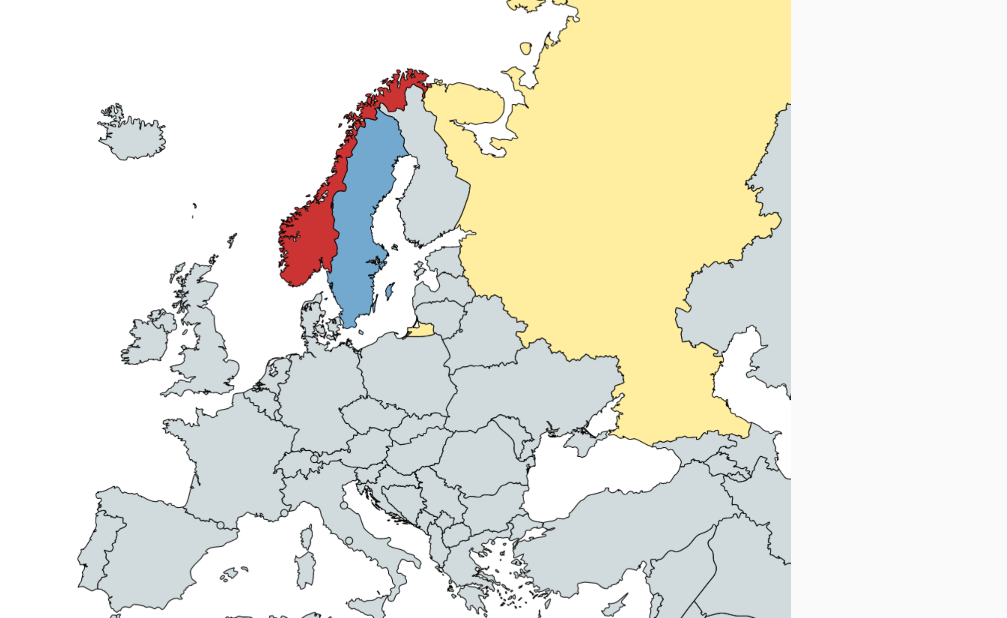
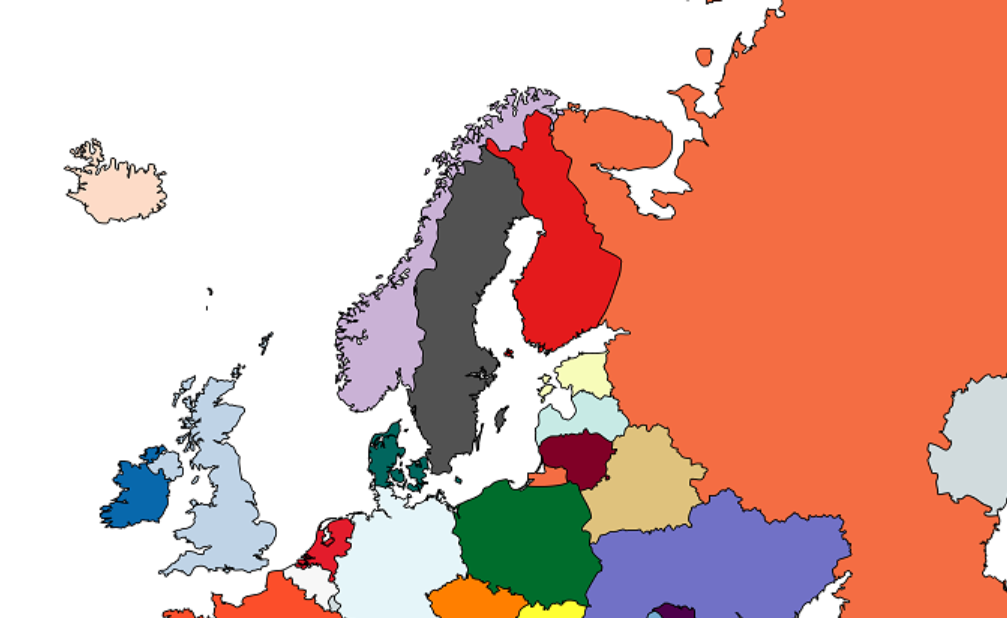
Before and after one commit to gorynalexander/TestTaskOxiwyle, an Android app: the screen it shows after launch (MainActivity), on a phone screen of 824 x 412 dp (held sideways). Shown: the whole screen, without its empty margins (229-1236 px from the left). Run offline under Robolectric (Android 15) with nearby library versions, the phone set to English and light mode, and no system bars.

Commit message:
Обработка карты, клик определяет страну и выводит диалог

```diff
--- a/app/build.gradle
+++ b/app/build.gradle
@@ -2,7 +2,7 @@ apply plugin: 'com.android.application'
 
 android {
     compileSdkVersion 26
-    buildToolsVersion "26.0.1"
+    buildToolsVersion "26.0.2"
     defaultConfig {
         applicationId "com.goryn.testtaskeuropemap"
         minSdkVersion 15
@@ -25,6 +25,5 @@ dependencies {
         exclude group: 'com.android.support', module: 'support-annotations'
     })
     compile 'com.android.support:appcompat-v7:26.+'
-    compile 'com.android.support.constraint:constraint-layout:1.0.2'
     testCompile 'junit:junit:4.12'
 }
--- /dev/null
+++ b/app/src/main/java/com/goryn/testtaskeuropemap/Constants.java
@@ -0,0 +1,57 @@
+package com.goryn.testtaskeuropemap;
+
+import java.util.HashMap;
+import java.util.Map;
+
+
+public class Constants {
+    public static final Map<String, String> COUNTRIES_MAP = new HashMap<>();
+    static {
+        COUNTRIES_MAP.put("#f46d43", "Russia");
+        COUNTRIES_MAP.put("#7171c6", "Ukraine");
+        COUNTRIES_MAP.put("#ffff33", "Slovakia");
+        COUNTRIES_MAP.put("#8c6bb1", "Georgia");
+        COUNTRIES_MAP.put("#b2182b", "Azerbaijan");
+        COUNTRIES_MAP.put("#feb24c", "Armenia");
+        COUNTRIES_MAP.put("#004529", "Turkey");
+        COUNTRIES_MAP.put("#cc3333", "Cyprus");
+        COUNTRIES_MAP.put("#99d8c9", "Greece");
+        COUNTRIES_MAP.put("#b30000", "Bulgaria");
+        COUNTRIES_MAP.put("#4d004b", "Moldavia");
+        COUNTRIES_MAP.put("#006d2c", "Poland");
+        COUNTRIES_MAP.put("#cab2d6", "Norway");
+        COUNTRIES_MAP.put("#525252", "Sweden");
+        COUNTRIES_MAP.put("#e41a1c", "Finland");
+        COUNTRIES_MAP.put("#f7fcb9", "Estonia");
+        COUNTRIES_MAP.put("#c7eae5", "Latvia");
+        COUNTRIES_MAP.put("#800026", "Lithuania");
+        COUNTRIES_MAP.put("#dfc27d", "Belarus");
+        COUNTRIES_MAP.put("#fdbb84", "Spain");
+        COUNTRIES_MAP.put("#969696", "Portugal");
+        COUNTRIES_MAP.put("#fc4e2a", "France");
+        COUNTRIES_MAP.put("#bfd3e6", "GreatBritain");
+        COUNTRIES_MAP.put("#ffffbf", "Italy");
+        COUNTRIES_MAP.put("#238443", "Bosnia and Herzegovina");
+        COUNTRIES_MAP.put("#74a9cf", "Romania");
+        COUNTRIES_MAP.put("#4393c3", "Austria");
+        COUNTRIES_MAP.put("#e5f5f9", "Germany");
+        COUNTRIES_MAP.put("#ffa07a", "Croatia");
+        COUNTRIES_MAP.put("#fdb462", "Albania");
+        COUNTRIES_MAP.put("#f7f7f7", "Belgium");
+        COUNTRIES_MAP.put("#e31c2c", "Netherlands");
+        COUNTRIES_MAP.put("#01665e", "Denmark");
+        COUNTRIES_MAP.put("#ff7f00", "Czech Republic");
+        COUNTRIES_MAP.put("#ef6548", "Switzerland");
+        COUNTRIES_MAP.put("#8c510a", "Kosovo");
+        COUNTRIES_MAP.put("#4575b4", "FYROM");
+        COUNTRIES_MAP.put("#7f0000", "Slovenia");
+        COUNTRIES_MAP.put("#41ae76", "Montenegro");
+        COUNTRIES_MAP.put("#71c671", "Serbia");
+        COUNTRIES_MAP.put("#33a02c", "Hungary");
+        COUNTRIES_MAP.put("#0868ac", "Ireland");
+        COUNTRIES_MAP.put("#fddbc7", "Iceland");
+
+
+    }
+
+}
--- /dev/null
+++ b/app/src/main/res/layout-land/activity_main.xml
@@ -0,0 +1,26 @@
+<?xml version="1.0" encoding="utf-8"?>
+<LinearLayout xmlns:android="http://schemas.android.com/apk/res/android"
+    android:layout_width="match_parent"
+    android:layout_height="match_parent"
+    android:orientation="vertical"
+
+    >
+
+    <HorizontalScrollView
+        android:id="@+id/sv_horizontal"
+        android:layout_width="wrap_content"
+        android:layout_height="wrap_content">
+
+        <ScrollView
+            android:id="@+id/sv_vertical"
+            android:layout_width="match_parent"
+            android:layout_height="wrap_content">
+
+            <ImageView
+                android:id="@+id/iv_map"
+                android:layout_width="wrap_content"
+                android:layout_height="wrap_content"
+                android:src="@drawable/game_map4" />
+        </ScrollView>
+    </HorizontalScrollView>
+</LinearLayout>
--- a/app/src/main/res/layout/activity_main.xml
+++ b/app/src/main/res/layout/activity_main.xml
@@ -1,14 +1,18 @@
 <?xml version="1.0" encoding="utf-8"?>
 <LinearLayout xmlns:android="http://schemas.android.com/apk/res/android"
     android:layout_width="match_parent"
-    android:layout_height="wrap_content">
+    android:layout_height="match_parent">
 
-    <ImageView
-        android:id="@+id/iv_map"
-        android:layout_width="wrap_content"
-        android:layout_height="wrap_content"
-        android:src="@drawable/game_map"
+    <ScrollView xmlns:android="http://schemas.android.com/apk/res/android"
+        android:layout_width="fill_parent"
+        android:layout_height="fill_parent">
+        <ImageView
+            android:id="@+id/iv_map"
+            android:layout_width="wrap_content"
+            android:layout_height="wrap_content"
+            android:src="@drawable/game_map4"
 
-        />
+            />
+    </ScrollView>
 
 </LinearLayout>
--- a/build.gradle
+++ b/build.gradle
@@ -5,7 +5,7 @@ buildscript {
         jcenter()
     }
     dependencies {
-        classpath 'com.android.tools.build:gradle:2.3.2'
+        classpath 'com.android.tools.build:gradle:2.3.3'
 
         // NOTE: Do not place your application dependencies here; they belong
         // in the individual module build.gradle files
```
Also changed, not shown: app/src/main/java/com/goryn/testtaskeuropemap/MainActivity.java (+70 -9 lines), app/src/main/res/drawable/game_map.png (deleted), app/src/main/res/drawable/game_map4.png (added).
